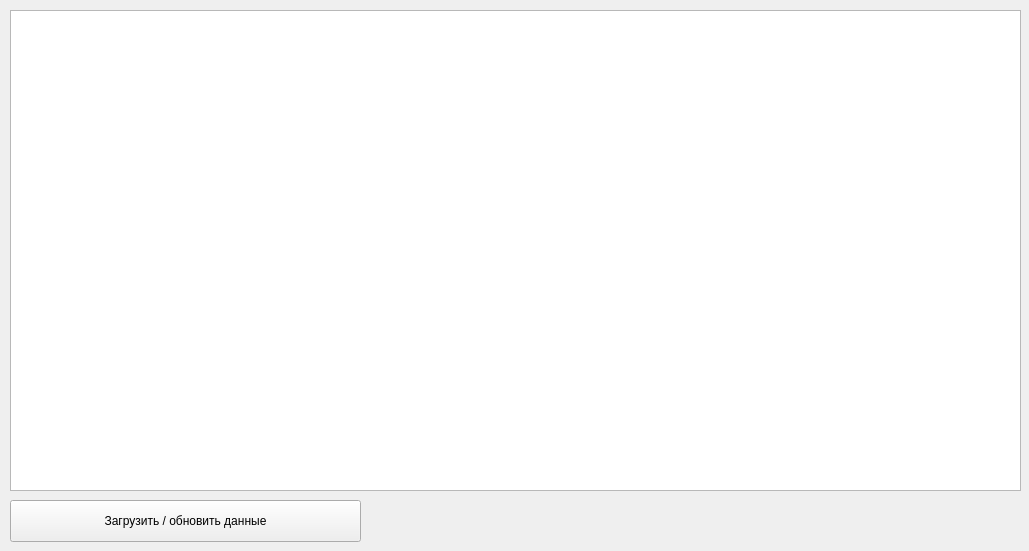
This is main.ui in coder8080/coffe-info as Qt 5 draws it before an edit. The edited form follows.
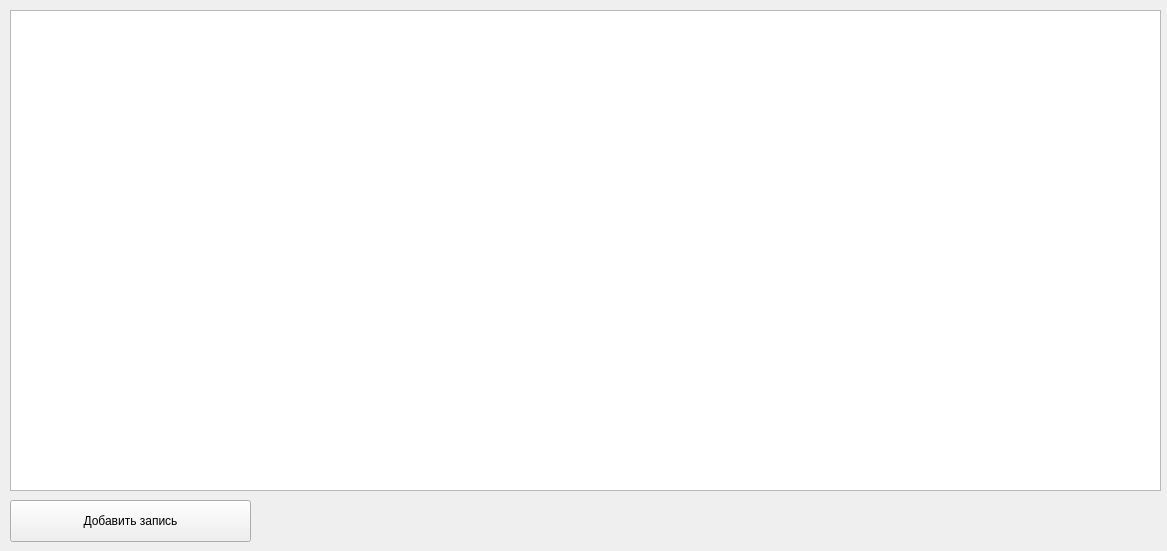
This is the edited form.

Commit message: Расширение функционала

What changed in the file:
```diff
--- a/main.ui
+++ b/main.ui
@@ -6,7 +6,7 @@
    <rect>
     <x>0</x>
     <y>0</y>
-    <width>1029</width>
+    <width>1167</width>
     <height>551</height>
    </rect>
   </property>
@@ -19,7 +19,7 @@
      <rect>
       <x>10</x>
       <y>10</y>
-      <width>1011</width>
+      <width>1151</width>
       <height>481</height>
      </rect>
     </property>
@@ -29,12 +29,12 @@
      <rect>
       <x>10</x>
       <y>500</y>
-      <width>351</width>
+      <width>241</width>
       <height>42</height>
      </rect>
     </property>
     <property name="text">
-     <string>Загрузить / обновить данные</string>
+     <string>Добавить запись</string>
     </property>
    </widget>
   </widget>
```
Left out of the diff: 4 changed lines with no effect on the pictures. The commit also changes 2 other files.
